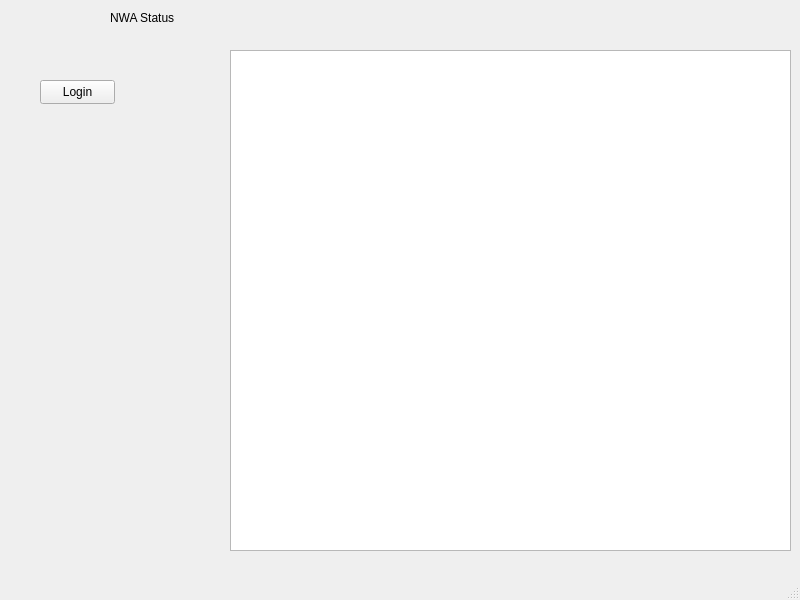
First picture: the form in rastuff.ui, repository Skarsnik/TCheeve, before the edit.
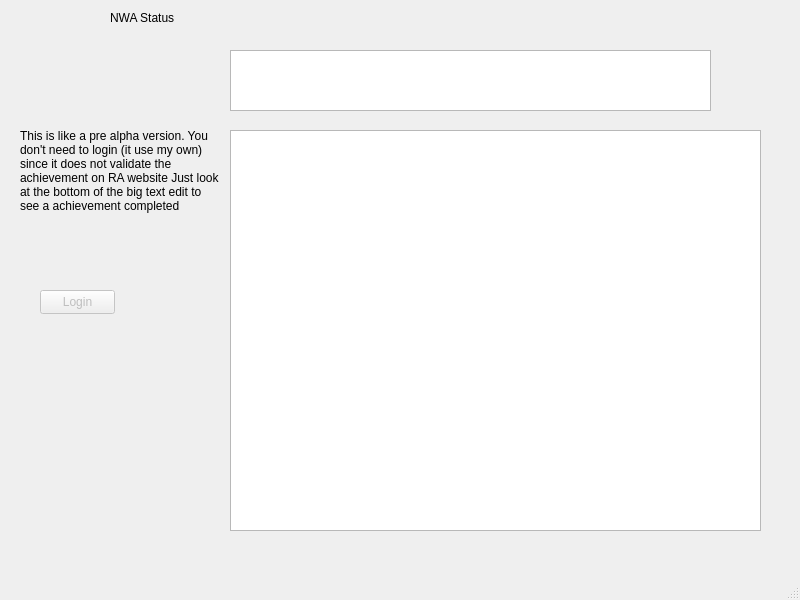
Second picture: the form after the edit.

Commit message: Slightly better looking version

```diff
--- a/rastuff.ui
+++ b/rastuff.ui
@@ -15,10 +15,13 @@
   </property>
   <widget class="QWidget" name="centralwidget">
    <widget class="QPushButton" name="pushButton">
+    <property name="enabled">
+     <bool>false</bool>
+    </property>
     <property name="geometry">
      <rect>
       <x>40</x>
-      <y>80</y>
+      <y>290</y>
       <width>75</width>
       <height>24</height>
      </rect>
@@ -32,8 +35,8 @@
      <rect>
       <x>230</x>
       <y>50</y>
-      <width>561</width>
-      <height>501</height>
+      <width>481</width>
+      <height>61</height>
      </rect>
     </property>
    </widget>
@@ -50,6 +53,32 @@
      <string>NWA Status</string>
     </property>
    </widget>
+   <widget class="QLabel" name="label">
+    <property name="geometry">
+     <rect>
+      <x>20</x>
+      <y>80</y>
+      <width>201</width>
+      <height>181</height>
+     </rect>
+    </property>
+    <property name="text">
+     <string>This is like a pre alpha version. You don't need to login (it use my own) since it does not validate the achievement on RA website Just look at the bottom of the big text edit to see a achievement completed</string>
+    </property>
+    <property name="wordWrap">
+     <bool>true</bool>
+    </property>
+   </widget>
+   <widget class="QListWidget" name="listWidget">
+    <property name="geometry">
+     <rect>
+      <x>230</x>
+      <y>130</y>
+      <width>531</width>
+      <height>401</height>
+     </rect>
+    </property>
+   </widget>
   </widget>
   <widget class="QMenuBar" name="menubar">
    <property name="geometry">
```
The commit also changes 19 other files.
